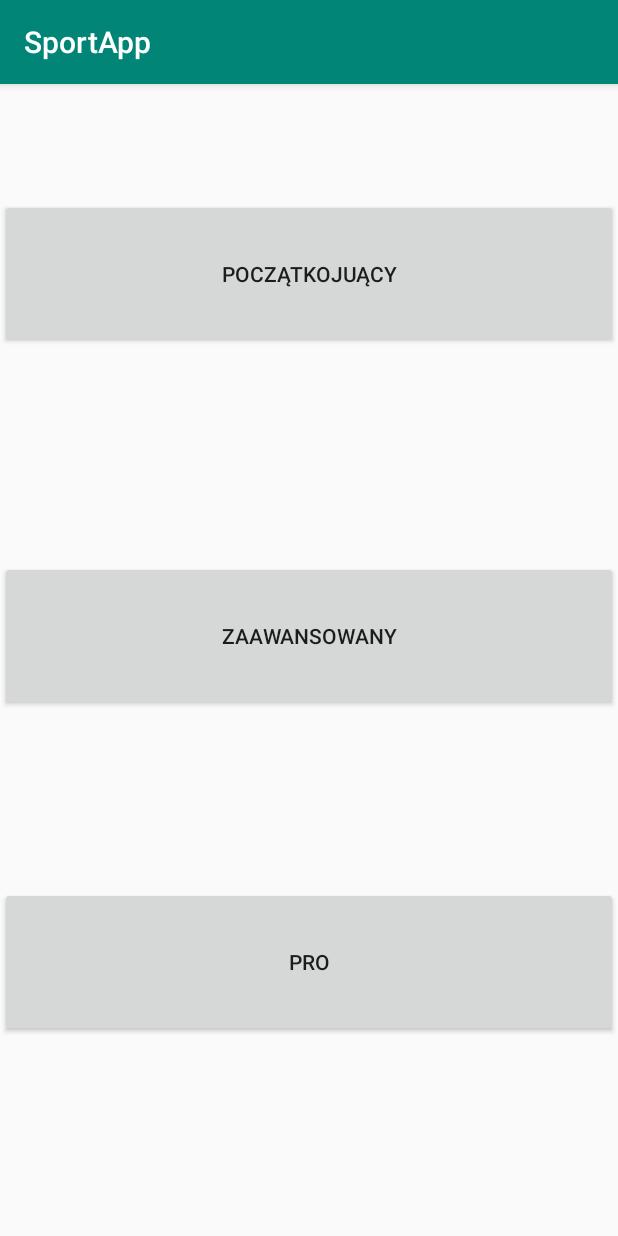
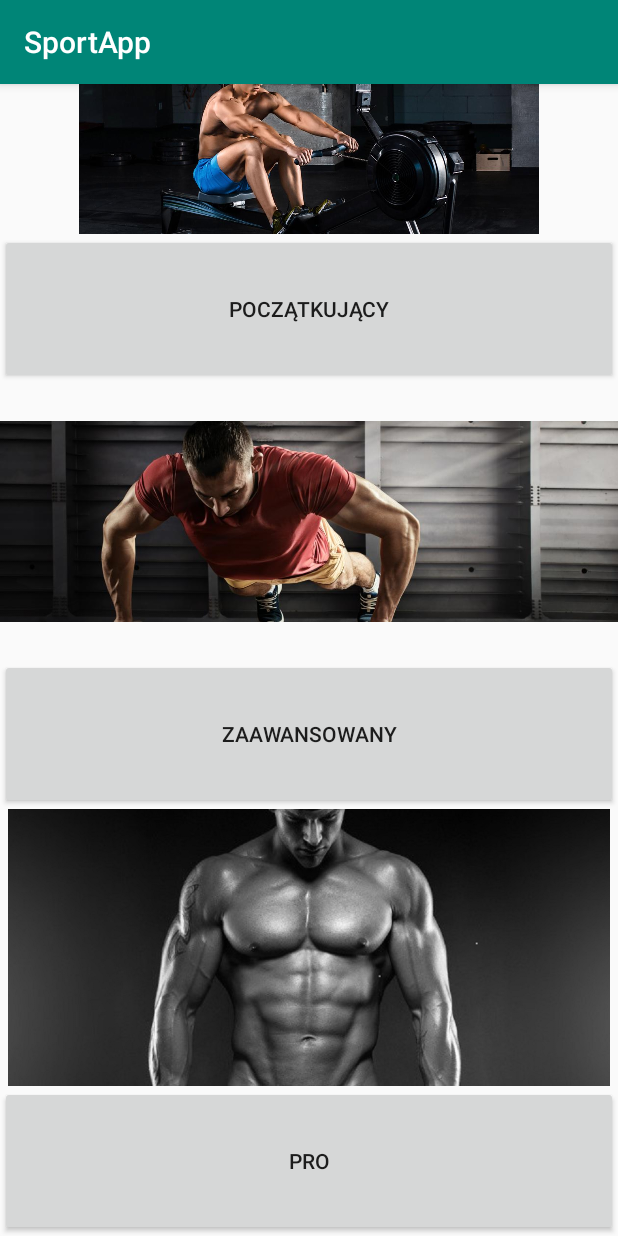
Before and after one commit to vegenative/SportsApp, an Android app: the screen it shows after launch (MainActivity), on a phone screen of 412 x 824 dp. Run offline under Robolectric (Android 15) with nearby library versions, the phone set to English and light mode, and no system bars.

Commit message:
add Photos in drawable, first look of layout

```diff
--- a/app/src/main/AndroidManifest.xml
+++ b/app/src/main/AndroidManifest.xml
@@ -1,7 +1,7 @@
 <?xml version="1.0" encoding="utf-8"?>
 <manifest xmlns:android="http://schemas.android.com/apk/res/android"
     package="com.example.sportapp">
-
+    <uses-permission android:name="android.permission.WRITE_EXTERNAL_STORAGE" />
     <application
         android:allowBackup="true"
         android:icon="@mipmap/ic_launcher"
--- a/app/src/main/java/com/example/sportapp/MainActivity.java
+++ b/app/src/main/java/com/example/sportapp/MainActivity.java
@@ -3,6 +3,7 @@ package com.example.sportapp;
 import androidx.appcompat.app.AppCompatActivity;
 
 import android.os.Bundle;
+import android.widget.ImageView;
 
 public class MainActivity extends AppCompatActivity {
 
@@ -10,5 +11,7 @@ public class MainActivity extends AppCompatActivity {
     protected void onCreate(Bundle savedInstanceState) {
         super.onCreate(savedInstanceState);
         setContentView(R.layout.activity_main);
+
+
     }
 }
--- a/app/src/main/res/layout/activity_main.xml
+++ b/app/src/main/res/layout/activity_main.xml
@@ -10,39 +10,78 @@
         android:id="@+id/button"
         android:layout_width="0dp"
         android:layout_height="100dp"
-        android:layout_marginTop="90dp"
+        android:layout_marginTop="100dp"
         android:layout_marginBottom="591dp"
-        android:text="Początkojuący"
+        android:text="@string/pocz_tkuj_cy"
         app:layout_constraintBottom_toBottomOf="parent"
         app:layout_constraintEnd_toEndOf="parent"
         app:layout_constraintHorizontal_bias="0.0"
         app:layout_constraintStart_toStartOf="parent"
         app:layout_constraintTop_toTopOf="parent"
-        app:layout_constraintVertical_bias="1.0" />
+        app:layout_constraintVertical_bias="0.0" />
 
     <Button
         android:id="@+id/button2"
         android:layout_width="0dp"
         android:layout_height="100dp"
-        android:layout_marginTop="90dp"
-        android:text="Zaawansowany"
+        android:layout_marginTop="100dp"
+        android:layout_marginBottom="200dp"
+        android:text="@string/zaawansowany"
         app:layout_constraintBottom_toBottomOf="parent"
         app:layout_constraintEnd_toEndOf="parent"
         app:layout_constraintHorizontal_bias="0.0"
         app:layout_constraintStart_toStartOf="parent"
         app:layout_constraintTop_toBottomOf="@+id/button"
-        app:layout_constraintVertical_bias="0.128" />
+        app:layout_constraintVertical_bias="0.496" />
 
     <Button
         android:id="@+id/button3"
         android:layout_width="0dp"
         android:layout_height="100dp"
         android:layout_marginTop="90dp"
-        android:text="Pro"
+        android:text="@string/pro"
         app:layout_constraintBottom_toBottomOf="parent"
         app:layout_constraintEnd_toEndOf="parent"
-        app:layout_constraintHorizontal_bias="1.0"
+        app:layout_constraintHorizontal_bias="0.0"
         app:layout_constraintStart_toStartOf="parent"
         app:layout_constraintTop_toBottomOf="@+id/button2"
-        app:layout_constraintVertical_bias="0.17" />
+        app:layout_constraintVertical_bias="1.0" />
+
+    <ImageView
+        android:id="@+id/imageView4"
+        android:layout_width="0dp"
+        android:layout_height="0dp"
+        android:background="#00000000"
+        android:contentDescription="TODO"
+        app:layout_constraintBottom_toTopOf="@+id/button"
+        app:layout_constraintEnd_toEndOf="parent"
+        app:layout_constraintHorizontal_bias="0.5"
+        app:layout_constraintStart_toStartOf="parent"
+        app:layout_constraintTop_toTopOf="parent"
+        app:srcCompat="@drawable/cwicz" />
+    <ImageView
+        android:id="@+id/imageView2"
+        android:layout_width="0dp"
+        android:layout_height="0dp"
+        app:layout_constraintBottom_toTopOf="@+id/button2"
+        app:layout_constraintEnd_toEndOf="parent"
+        app:layout_constraintHorizontal_bias="0.5"
+        app:layout_constraintStart_toStartOf="parent"
+        app:layout_constraintTop_toBottomOf="@+id/button"
+        app:srcCompat="@drawable/cwiczeniaPocz"
+        android:contentDescription="TODO" />
+
+    <ImageView
+        android:id="@+id/imageView3"
+        android:layout_width="0dp"
+        android:layout_height="0dp"
+        app:layout_constraintBottom_toTopOf="@+id/button3"
+        app:layout_constraintEnd_toEndOf="parent"
+        app:layout_constraintHorizontal_bias="0.5"
+        app:layout_constraintStart_toStartOf="parent"
+        app:layout_constraintTop_toBottomOf="@+id/button2"
+        app:srcCompat="@drawable/koks" />
+
+
+
 </androidx.constraintlayout.widget.ConstraintLayout>
--- a/app/src/main/res/values/strings.xml
+++ b/app/src/main/res/values/strings.xml
@@ -1,3 +1,6 @@
 <resources>
     <string name="app_name">SportApp</string>
+    <string name="zaawansowany">Zaawansowany</string>
+    <string name="pocz_tkuj_cy">Początkujący</string>
+    <string name="pro">Pro</string>
 </resources>
```
Also changed, not shown: app/src/main/res/drawable/Kobieta.png (added), app/src/main/res/drawable/cwicz.jpg (added), app/src/main/res/drawable/cwiczeniaKobieta.jpg (deleted), app/src/main/res/drawable/koks.png (added), 1 other file.
